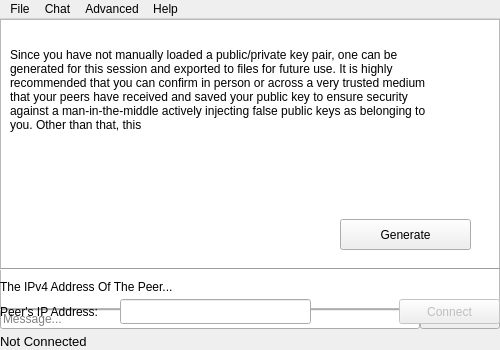
Before: the Qt Designer form mainwindow.ui in ryco117/CryptoChatUI, drawn with Qt 5.
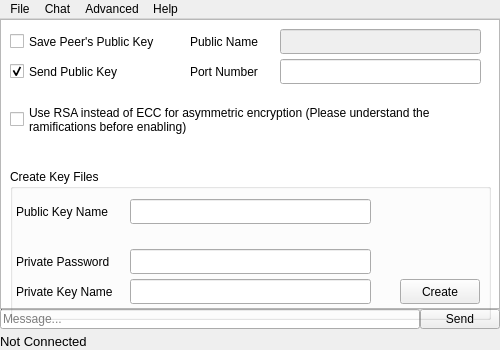
After: the same form once the commit is applied.

```diff
--- a/mainwindow.ui
+++ b/mainwindow.ui
@@ -541,6 +541,20 @@
       <string>Public Name</string>
      </property>
     </widget>
+    <widget class="QCheckBox" name="UseRSACB">
+     <property name="geometry">
+      <rect>
+       <x>10</x>
+       <y>80</y>
+       <width>481</width>
+       <height>41</height>
+      </rect>
+     </property>
+     <property name="text">
+      <string>Use RSA instead of ECC for asymmetric encryption (Please understand the
+ramifications before enabling)</string>
+     </property>
+    </widget>
    </widget>
    <widget class="QLabel" name="StatusLabel">
     <property name="geometry">
@@ -563,13 +577,13 @@
      <set>Qt::AlignBottom|Qt::AlignLeading|Qt::AlignLeft</set>
     </property>
    </widget>
+   <zorder>ConnectSettingsWidget</zorder>
    <zorder>LoadMyKeysWidget</zorder>
-   <zorder>OptionsWidget</zorder>
    <zorder>SendText</zorder>
    <zorder>SendButton</zorder>
    <zorder>StatusLabel</zorder>
    <zorder>ReceiveText</zorder>
-   <zorder>ConnectSettingsWidget</zorder>
+   <zorder>OptionsWidget</zorder>
   </widget>
   <widget class="QMenuBar" name="menuBar">
    <property name="geometry">
```
